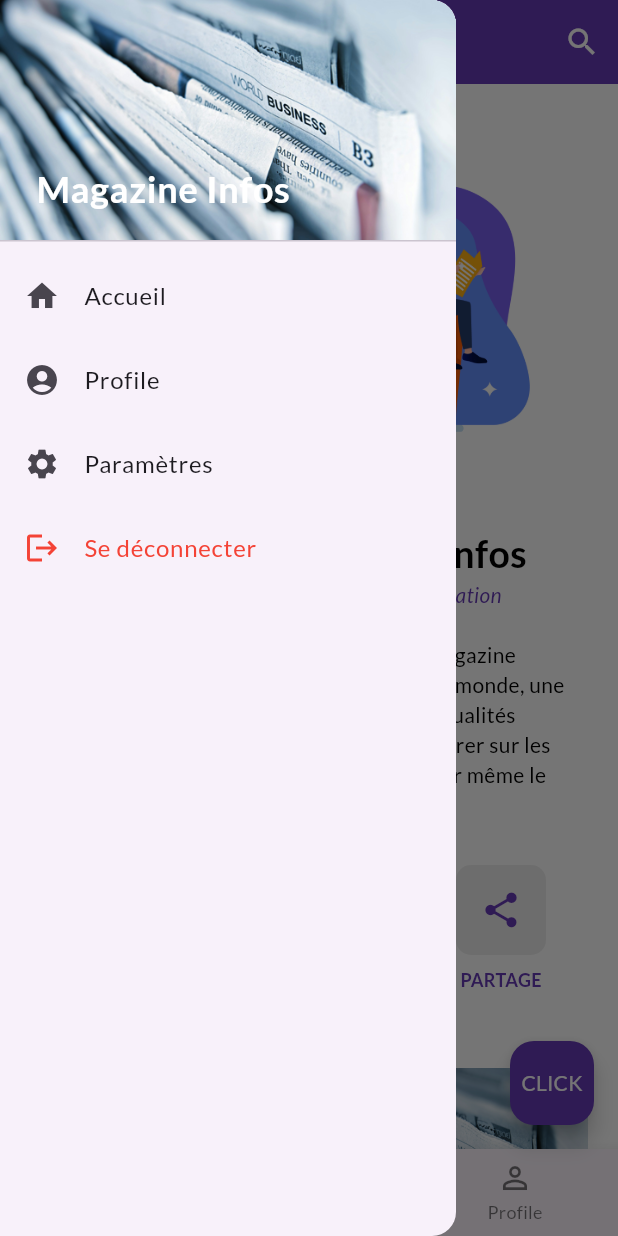
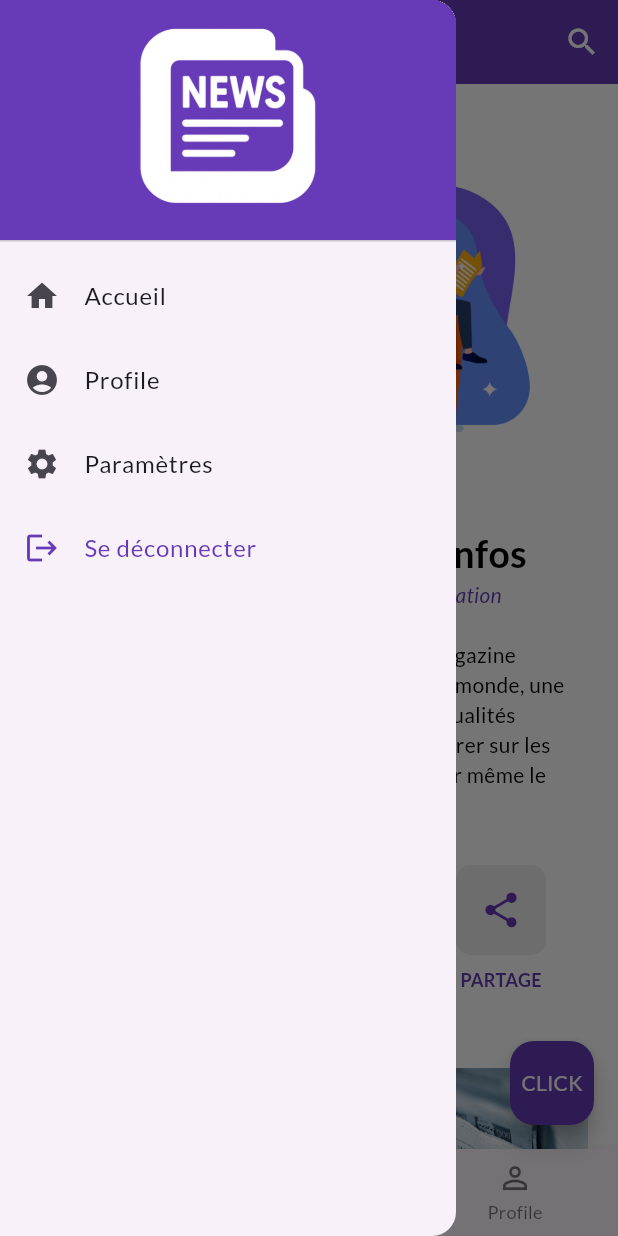
Before and after one commit to Paridel/ActiviteSemaine4, a Flutter app: the screen it shows after launch, with the side drawer open, on a phone screen of 412 x 824 dp. Run offline on Flutter 3.47's test engine with Material 3 defaults, Android fonts, the phone set to English and light mode, and no system bars; our stand-ins replace share_plus.

Commit message:
Update 22/08/2025 14h53

```diff
--- a/lib/main.dart
+++ b/lib/main.dart
@@ -67,7 +67,7 @@ class PageAccueil extends StatelessWidget {
             DrawerHeader(
               decoration: BoxDecoration(
                 image: DecorationImage(
-                  image: AssetImage('assets/images/journal_two.png'),
+                  image: AssetImage('assets/images/logoheader.jpg'),
                   fit: BoxFit.cover,
                 ),
               ),
@@ -77,7 +77,7 @@ class PageAccueil extends StatelessWidget {
                     bottom: 8.0,
                     left: 8.0,
                     child: Text(
-                      'Magazine Infos',
+                      '',
                       style: TextStyle(
                         color: Colors.white,
                         fontSize: 24,
@@ -110,10 +110,10 @@ class PageAccueil extends StatelessWidget {
               },
             ),
             ListTile(
-              leading: const Icon(Icons.logout, color: Colors.red),
+              leading: const Icon(Icons.logout, color: Colors.deepPurple),
               title: const Text(
                 'Se déconnecter',
-                style: TextStyle(color: Colors.red),
+                style: TextStyle(color: Colors.deepPurple),
               ),
               onTap: () {
                 Navigator.pop(context);
```
Also changed, not shown: assets/images/logoheader.jpg (added), 5 other files.
